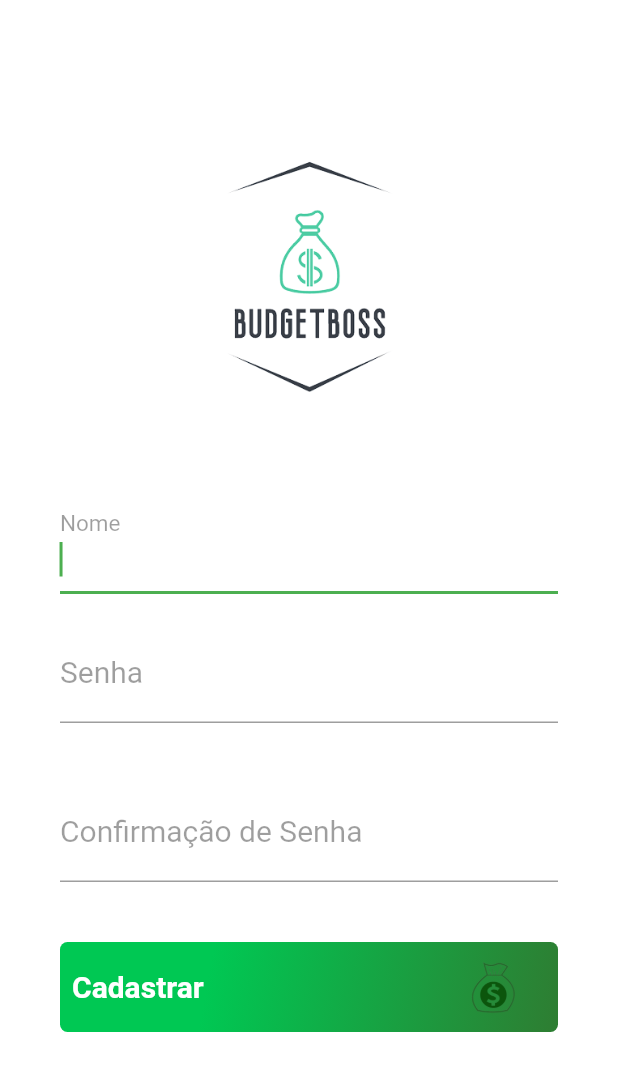
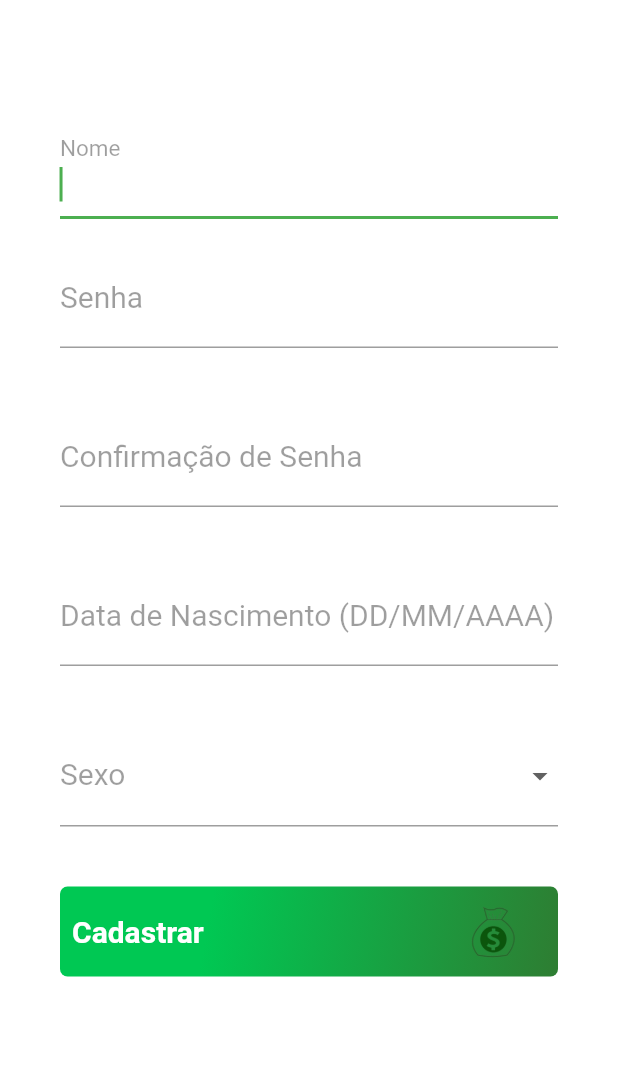
Before and after one commit to LeandroBraz/educa-o-fincanceira, a Flutter app: the Cadastro screen opened directly, on a phone screen of 412 x 824 dp. Shown: the top 1071 px of the screen. Run offline on Flutter 3.47's test engine with Material 2 defaults, Android fonts, the phone set to English and light mode, and no system bars; our stand-ins replace flutter_dotenv, get, rflutter_alert, sqflite; missing offline and left inert: dart:ffi, random_text_reveal; accounts and stored records are empty.

Commit message:
criando estrategia de cadastro

```diff
--- a/educacao-financeira-TCC/lib/app/view/cadastroLogin.dart
+++ b/educacao-financeira-TCC/lib/app/view/cadastroLogin.dart
@@ -1,7 +1,11 @@
+import 'dart:convert';
+
+import 'package:app_educacao_financeira/app/model/Usuario.model.dart';
 import 'package:flutter/material.dart';
+import 'package:flutter/services.dart';
 import 'package:path/path.dart';
 import 'package:sqflite/sqflite.dart';
-
+import 'package:http/http.dart' as http;
 import '../DAO/SCRIPT_IN_METAS_BASE.dart';
 import '../DAO/dataBaseInMetas.dart';
 import '../pages/login_page.dart';
@@ -35,10 +39,25 @@ void _exibemensagemDeCadastro(context) {
 
 class _CadastroState extends State<Cadastro> {
   final _formKey = GlobalKey<FormState>();
-
   final TextEditingController nome = TextEditingController();
   final TextEditingController senha = TextEditingController();
   final TextEditingController confirmacaoSenha = TextEditingController();
+  final TextEditingController dataNascimento = TextEditingController();
+  String? sexoValue;
+
+  String _applyDateFormat(String value) {
+    if (value.length <= 2) {
+      return value;
+    } else if (value.length <= 4) {
+      return '${value.substring(0, 2)}/${value.substring(2)}';
+    } else if (value.length <= 6) {
+      return '${value.substring(0, 2)}/${value.substring(2, 4)}/${value.substring(4)}';
+    } else if (value.length <= 8) {
+      return '${value.substring(0, 2)}/${value.substring(2, 4)}/${value.substring(4, 8)}';
+    } else {
+      return '${value.substring(0, 2)}/${value.substring(2, 4)}/${value.substring(4, 8)}';
+    }
+  }
 
   void validarSenhas(context) {
     String senhaDigitada = senha.text;
@@ -66,19 +85,38 @@ class _CadastroState extends State<Cadastro> {
     }
   }
 
-  void cadastrar(context) {
-    setState(() async {
+  void cadastrar(context) async {
+    String apiUrl =
+        "https://us-central1-budgetboss-ed3a1.cloudfunctions.net/api/usuariosAtivos";
     Uuid uuid = Uuid();
     String myUuid = uuid.v4();
+
+    Map<String, dynamic> userData = {
+      "senha": senha.text.toString(),
+      "nome": nome.text.toString(),
+      "saldo": 0,
+      "sexo": sexoValue,
+      "data_nasc": dataNascimento.text.toString(),
+      "uuid": myUuid,
+    };
+
     try {
-        await SalvarUsuario(
-          myUuid,
-          nome.text.toString(),
-          senha.text.toString(),
-          0,
+      final response = await http.post(
+        Uri.parse(apiUrl),
+        headers: {
+          "Content-Type": "application/json",
+        },
+        body: json.encode(userData),
       );
+
+      if (response.statusCode == 200) {
         _exibemensagemDeCadastro(context);
+      } else {
+        throw Exception("Falha ao adicionar usuário: ${response.statusCode}");
+      }
     } catch (e) {
+      print('Erro: $e');
+
       showDialog(
         context: context,
         builder: (BuildContext context) {
@@ -90,15 +128,14 @@ class _CadastroState extends State<Cadastro> {
               TextButton(
                 child: Text("ok"),
                 onPressed: () {
-                      print("");
-                    }),
+                  Navigator.of(context).pop(); // Close the dialog
+                },
+              ),
             ],
           );
         },
       );
     }
-      ;
-    });
   }
 
   @override
@@ -113,14 +150,9 @@ class _CadastroState extends State<Cadastro> {
             right: 40,
           ),
           color: Colors.white,
-          child: ListView(children: <Widget>[
-            SizedBox(
-                width: 250,
-                height: 250,
-                child: Image.asset("assets/imagens/logo_2.png")),
-            SizedBox(
-              height: 20,
-            ),
+          child: ListView(
+            children: <Widget>[
+              SizedBox(height: 20),
               TextFormField(
                 controller: nome,
                 autofocus: true,
@@ -131,15 +163,13 @@ class _CadastroState extends State<Cadastro> {
                     color: Colors.black38,
                     fontWeight: FontWeight.w400,
                     fontSize: 20,
-                  )),
+                  ),
+                ),
                 style: TextStyle(fontSize: 20),
               ),
-            SizedBox(
-              height: 20,
-            ),
+              SizedBox(height: 20),
               TextFormField(
                 controller: senha,
-              autofocus: true,
                 keyboardType: TextInputType.text,
                 obscureText: true,
                 decoration: InputDecoration(
@@ -148,12 +178,11 @@ class _CadastroState extends State<Cadastro> {
                     color: Colors.black38,
                     fontWeight: FontWeight.w400,
                     fontSize: 20,
-                  )),
+                  ),
+                ),
                 style: TextStyle(fontSize: 20),
               ),
-            SizedBox(
-              height: 40,
-            ),
+              SizedBox(height: 40),
               TextFormField(
                 controller: confirmacaoSenha,
                 keyboardType: TextInputType.text,
@@ -168,9 +197,61 @@ class _CadastroState extends State<Cadastro> {
                 ),
                 style: TextStyle(fontSize: 20),
               ),
-            SizedBox(
-              height: 40,
+              SizedBox(height: 40),
+              TextFormField(
+                controller: dataNascimento,
+                keyboardType: TextInputType.number,
+                inputFormatters: [
+                  LengthLimitingTextInputFormatter(10),
+                  FilteringTextInputFormatter.digitsOnly,
+                  TextInputFormatter.withFunction((oldValue, newValue) {
+                    // Implementing the date format mask
+                    final newString = _applyDateFormat(newValue.text);
+                    return TextEditingValue(
+                      text: newString,
+                      selection:
+                          TextSelection.collapsed(offset: newString.length),
+                    );
+                  }),
+                ],
+                decoration: InputDecoration(
+                  labelText: "Data de Nascimento (DD/MM/AAAA)",
+                  labelStyle: TextStyle(
+                    color: Colors.black38,
+                    fontWeight: FontWeight.w400,
+                    fontSize: 20,
                   ),
+                ),
+                style: TextStyle(fontSize: 20),
+              ),
+              SizedBox(height: 40),
+              DropdownButtonFormField<String>(
+                value: sexoValue,
+                onChanged: (newValue) {
+                  setState(() {
+                    sexoValue = newValue;
+                  });
+                },
+                items: [
+                  DropdownMenuItem(
+                    value: 'M',
+                    child: Text('Masculino'),
+                  ),
+                  DropdownMenuItem(
+                    value: 'F',
+                    child: Text('Feminino'),
+                  ),
+                ],
+                decoration: InputDecoration(
+                  labelText: "Sexo",
+                  labelStyle: TextStyle(
+                    color: Colors.black38,
+                    fontWeight: FontWeight.w400,
+                    fontSize: 20,
+                  ),
+                ),
+              ),
+              SizedBox(height: 40),
               Container(
                 height: 60,
                 alignment: Alignment.centerLeft,
@@ -179,14 +260,9 @@ class _CadastroState extends State<Cadastro> {
                     begin: Alignment.topLeft,
                     end: Alignment.bottomRight,
                     stops: [0.3, 1],
-                  colors: [
-                    Color(0xFF00C853),
-                    Color(0xFF2E7D32),
-                  ],
+                    colors: [Color(0xFF00C853), Color(0xFF2E7D32)],
                   ),
-                borderRadius: BorderRadius.all(
-                  Radius.circular(5),
-                ),
+                  borderRadius: BorderRadius.all(Radius.circular(5)),
                 ),
                 child: SizedBox.expand(
                   child: TextButton(
@@ -212,7 +288,6 @@ class _CadastroState extends State<Cadastro> {
                       ],
                     ),
                     onPressed: () {
-                    print(_formKey.currentState);
                       if (_formKey.currentState!.validate()) {
                         validarSenhas(context);
                       }
@@ -220,7 +295,8 @@ class _CadastroState extends State<Cadastro> {
                   ),
                 ),
               ),
-          ]),
+            ],
+          ),
         ),
       ),
     );
```
Also changed, not shown: 4 other files. Lines whose indentation alone changed are shown as unchanged.
